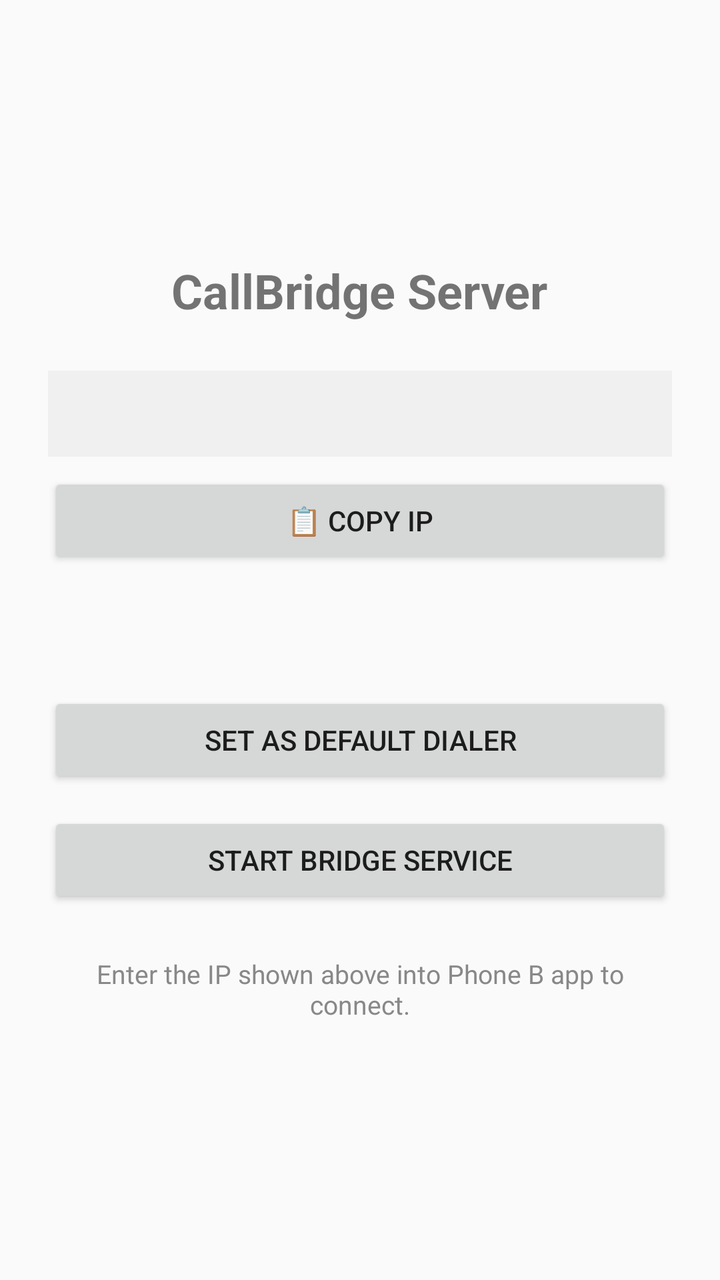
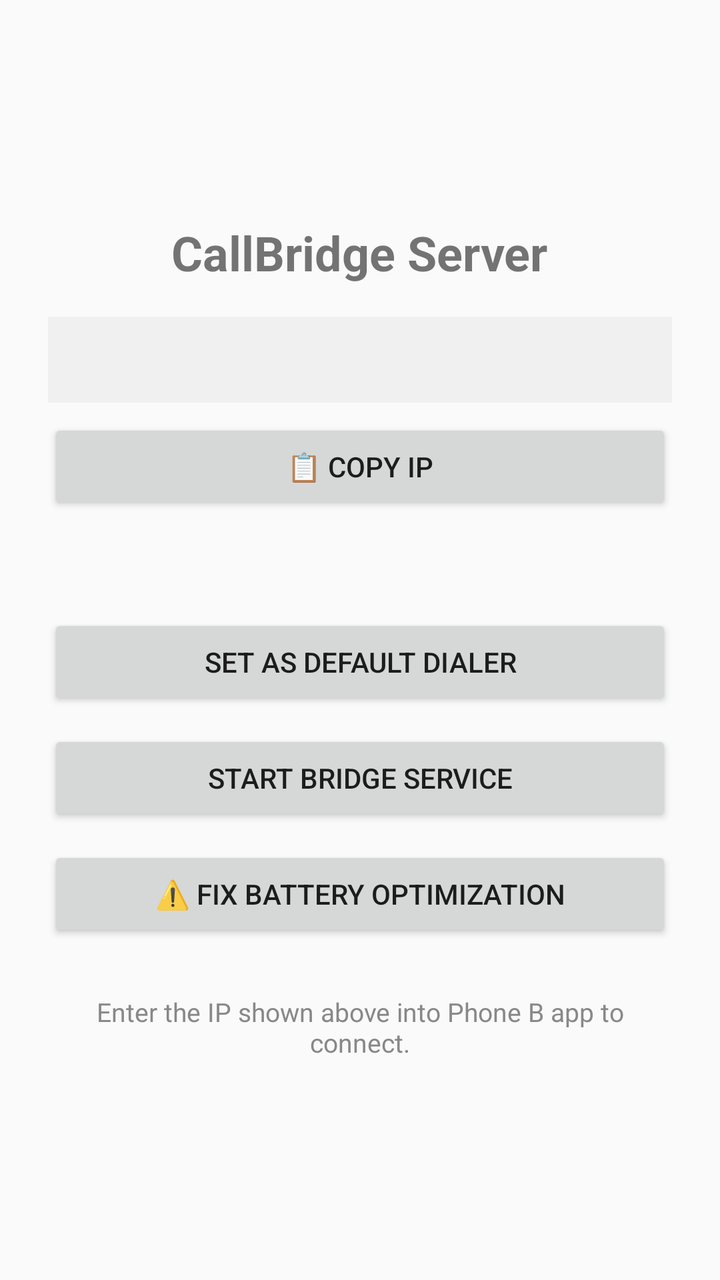

Screens rendered from an Android XML layout before and after an edit, with the pre-edit source and the edit as a unified diff.
<!-- AndroidManifest.xml: application theme AppTheme -->
<!-- res/layout/activity_main.xml -->
<?xml version="1.0" encoding="utf-8"?>
<LinearLayout xmlns:android="http://schemas.android.com/apk/res/android"
    android:layout_width="match_parent"
    android:layout_height="match_parent"
    android:orientation="vertical"
    android:padding="24dp"
    android:gravity="center">

    <TextView
        android:text="CallBridge Server"
        android:layout_width="wrap_content"
        android:layout_height="wrap_content"
        android:textSize="24sp"
        android:textStyle="bold"
        android:layout_marginBottom="24dp" />

    <TextView
        android:id="@+id/tvIp"
        android:layout_width="match_parent"
        android:layout_height="wrap_content"
        android:textSize="14sp"
        android:padding="12dp"
        android:background="#F0F0F0"
        android:fontFamily="monospace"
        android:layout_marginBottom="8dp" />

    <Button
        android:id="@+id/btnCopyIp"
        android:layout_width="match_parent"
        android:layout_height="wrap_content"
        android:text="📋 Copy IP"
        android:layout_marginBottom="16dp" />

    <TextView
        android:id="@+id/tvStatus"
        android:layout_width="match_parent"
        android:layout_height="wrap_content"
        android:textSize="16sp"
        android:layout_marginBottom="24dp"
        android:gravity="center" />

    <Button
        android:id="@+id/btnSetDialer"
        android:layout_width="match_parent"
        android:layout_height="wrap_content"
        android:text="Set as Default Dialer"
        android:layout_marginBottom="12dp" />

    <Button
        android:id="@+id/btnStartService"
        android:layout_width="match_parent"
        android:layout_height="wrap_content"
        android:text="Start Bridge Service" />

    <TextView
        android:layout_width="match_parent"
        android:layout_height="wrap_content"
        android:text="Enter the IP shown above into Phone B app to connect."
        android:textSize="13sp"
        android:layout_marginTop="24dp"
        android:gravity="center"
        android:textColor="#888888" />

</LinearLayout>
<!-- resources referenced by this layout -->
<resources>
  <style name="AppTheme" parent="Theme.AppCompat.Light.DarkActionBar">
          <item name="colorPrimary">#1976D2</item>
          <item name="colorPrimaryDark">#1565C0</item>
          <item name="colorAccent">#FF5722</item>
      </style>
</resources>

<!-- the commit's change to res/layout/activity_main.xml (unified diff, before → after) -->
@@ -12,7 +12,7 @@
         android:layout_height="wrap_content"
         android:textSize="24sp"
         android:textStyle="bold"
-        android:layout_marginBottom="24dp" />
+        android:layout_marginBottom="16dp" />
 
     <TextView
         android:id="@+id/tvIp"
@@ -29,14 +29,14 @@
         android:layout_width="match_parent"
         android:layout_height="wrap_content"
         android:text="📋 Copy IP"
-        android:layout_marginBottom="16dp" />
+        android:layout_marginBottom="12dp" />
 
     <TextView
         android:id="@+id/tvStatus"
         android:layout_width="match_parent"
         android:layout_height="wrap_content"
         android:textSize="16sp"
-        android:layout_marginBottom="24dp"
+        android:layout_marginBottom="16dp"
         android:gravity="center" />
 
     <Button
@@ -44,20 +44,28 @@
         android:layout_width="match_parent"
         android:layout_height="wrap_content"
         android:text="Set as Default Dialer"
-        android:layout_marginBottom="12dp" />
+        android:layout_marginBottom="10dp" />
 
     <Button
         android:id="@+id/btnStartService"
         android:layout_width="match_parent"
         android:layout_height="wrap_content"
-        android:text="Start Bridge Service" />
+        android:text="Start Bridge Service"
+        android:layout_marginBottom="10dp" />
+
+    <Button
+        android:id="@+id/btnBatteryFix"
+        android:layout_width="match_parent"
+        android:layout_height="wrap_content"
+        android:text="⚠️ Fix Battery Optimization"
+        android:layout_marginBottom="10dp" />
 
     <TextView
         android:layout_width="match_parent"
         android:layout_height="wrap_content"
         android:text="Enter the IP shown above into Phone B app to connect."
         android:textSize="13sp"
-        android:layout_marginTop="24dp"
+        android:layout_marginTop="16dp"
         android:gravity="center"
         android:textColor="#888888" />
 
